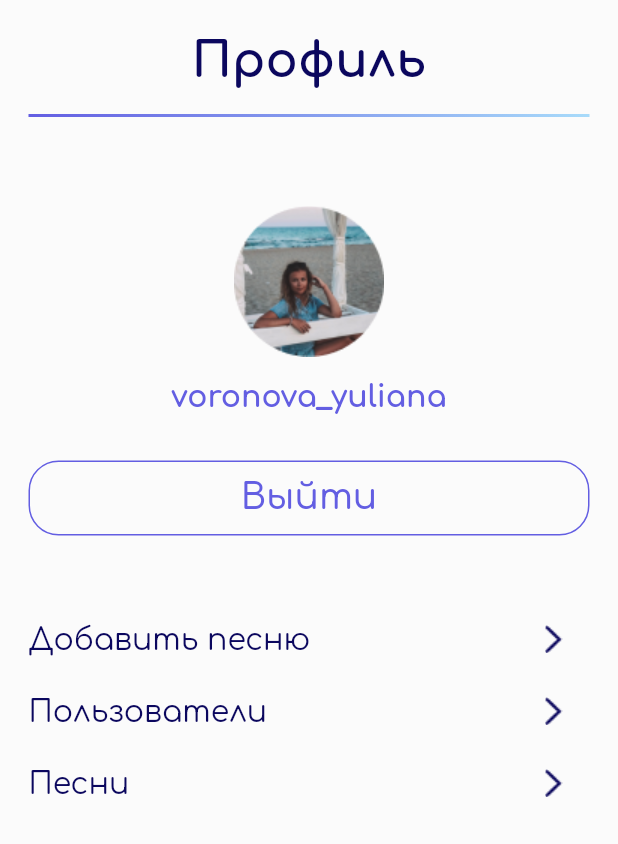
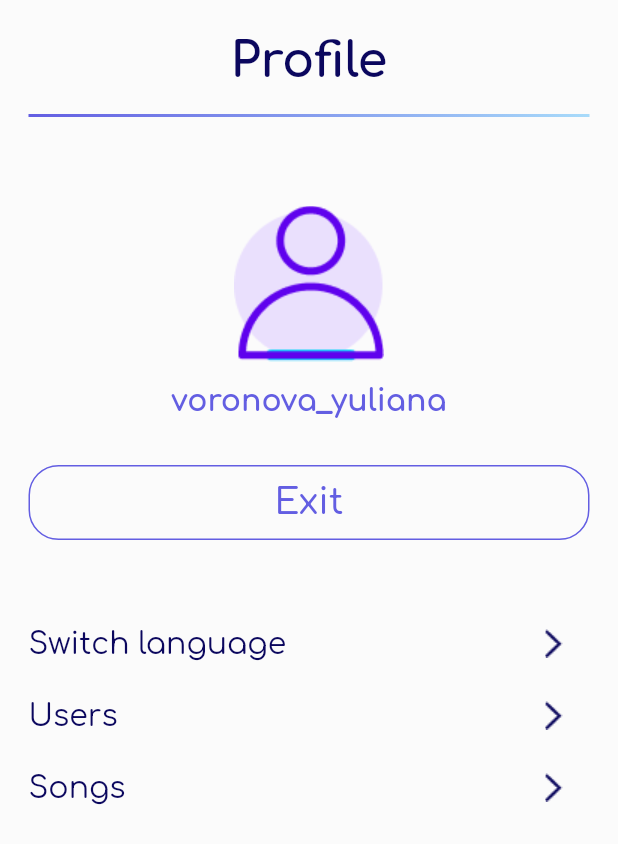
Before and after one commit to yuliana259/music_app, a Flutter app: the ProfileAdmin screen opened directly, on a phone screen of 412 x 824 dp. Shown: the top 844 px of the screen. Run offline on Flutter 3.47's test engine with Material 2 defaults, Android fonts, the phone set to English and light mode, and no system bars; our stand-ins replace get, google_fonts.

Commit message:
start translating

```diff
--- /dev/null
+++ b/lib/myApp_translations.dart
@@ -0,0 +1,34 @@
+import 'package:get/get.dart';
+
+class MyAppTranslations extends Translations {
+  @override
+  // TODO: implement keys
+  Map<String, Map<String, String>> get keys => {
+    'ru_RU': {
+      'title_admin':'Профиль',
+      'button_admin':'Выйти',
+      'button1_admin':'Поменять язык',
+      'button2_admin':'Пользователи',
+      'button3_admin':'Песни',
+      'title_users':'Пользователи',
+    },
+    'en_US': {
+      'title_admin':'Profile',
+      'button_admin':'Exit',
+      'button1_admin':'Switch language',
+      'button2_admin':'Users',
+      'button3_admin':'Songs',
+      'title_users':'Users',
+    },
+    'es_ES': {
+      'title_admin':'Perfil',
+      'button_admin':'Salida',
+      'button1_admin':'Cambiar de idioma',
+      'button2_admin':'Usuarios',
+      'button3_admin':'Canciones',
+      'title_users':'Usuarios',
+    },
+
+  };
+
+}
--- a/lib/pages/BaseUsers.dart
+++ b/lib/pages/BaseUsers.dart
@@ -2,6 +2,7 @@ import 'package:flutter/material.dart';
 import 'package:music_app/pages/ProfileAdmin.dart';
 import 'package:music_app/widgets/SearchField.dart';
 import 'package:music_app/widgets/UserField.dart';
+import 'package:get/get.dart';
 
 class BaseUsers extends StatelessWidget {
   final TextStyle headerStyle = TextStyle(
@@ -42,7 +43,7 @@ class BaseUsers extends StatelessWidget {
                       Container(
                         margin: EdgeInsets.symmetric(horizontal: 19),
                         child: Text(
-                          'Пользователи',
+                          'title_users'.tr,
                           style: headerStyle,
                         ),
                       ),
--- a/lib/pages/ProfileAdmin.dart
+++ b/lib/pages/ProfileAdmin.dart
@@ -11,8 +11,10 @@ import 'package:music_app/pages/SuccessfulRegistration.dart';
 import 'package:music_app/widgets/HoleButton.dart';
 import 'package:music_app/widgets/BottomNavigation.dart';
 import 'package:music_app/pages/Info.dart';
+import 'package:get/get.dart';
 
 class ProfileAdmin extends StatelessWidget {
+
   final TextStyle loginStyle = TextStyle(
     color: Color.fromRGBO(99, 94, 226, 1),
     fontSize: 20,
@@ -28,6 +30,52 @@ class ProfileAdmin extends StatelessWidget {
     fontSize: 20,
     fontWeight: FontWeight.normal,
   );
+
+  final locales = [
+    {
+      'name': 'Russian',
+      'locale': Locale('ru', 'RU')
+    },
+    {
+      'name': 'English',
+      'locale': Locale('en', 'US')
+    },
+    {
+      'name': 'Espanol',
+      'locale': Locale('es', 'ES')
+    }
+  ];
+
+  showLocaleDialog(BuildContext context){
+    showDialog(
+        context: context,
+        builder: (_) => AlertDialog(
+          title: Text("Choose your language"),
+          content: Container(
+            width: double.maxFinite,
+            child: ListView.separated(
+              shrinkWrap: true,
+                itemBuilder: (context, index) => InkWell(
+                  child: Padding(
+                    padding: const EdgeInsets.symmetric(vertical: 8.0),
+                    child: Text(locales[index]['name']),
+                  ),
+                onTap: () => updateLocale(locales[index]['locale'], context),),
+                separatorBuilder: (context, index) => Divider(
+                  color: Colors.black,
+                ),
+                itemCount: 3,
+            ),
+          ),
+        ),
+    );
+  }
+
+  updateLocale(Locale locale, BuildContext context){
+    Navigator.of(context).pop();
+    Get.updateLocale(locale);
+  }
+
   @override
   Widget build(BuildContext context) {
     return Scaffold(
@@ -45,7 +93,7 @@ class ProfileAdmin extends StatelessWidget {
                 crossAxisAlignment: CrossAxisAlignment.start,
                 children: [
                   Text(
-                    'Профиль',
+                    'title_admin'.tr,
                     style: headerStyle,
                   ),
                 ],
@@ -70,7 +118,7 @@ class ProfileAdmin extends StatelessWidget {
                 crossAxisAlignment:
                     CrossAxisAlignment.center, // почему не ставится посередине
                 children: [
-                  Image.asset('assets/profile.png'),
+                  Image.asset('assets/profil.png'),
                   SizedBox(
                     height: 15,
                   ),
@@ -83,7 +131,7 @@ class ProfileAdmin extends StatelessWidget {
               Container(
                   margin: EdgeInsets.only(top: 32),
                   child: HoleButton(
-                    'Выйти',
+                    'button_admin'.tr,
                     onPressed: () {
                       Navigator.push(
                         context,
@@ -95,7 +143,7 @@ class ProfileAdmin extends StatelessWidget {
               Row(
                 children: [
                   Text(
-                    'Добавить песню',
+                    'button1_admin'.tr,
                     style: textStyle,
                   ),
                   Spacer(),
@@ -103,19 +151,14 @@ class ProfileAdmin extends StatelessWidget {
                     height: 25,
                     minWidth: 20,
                     child: Image.asset('assets/to.png'),
-                    onPressed: () {
-                      Navigator.push(
-                        context,
-                        MaterialPageRoute(builder: (context) => Info()),
-                      );
-                    },
+                    onPressed: ()  => showLocaleDialog(context),
                   ),
                 ],
               ),
               Row(
                 children: [
                   Text(
-                    'Пользователи',
+                    'button2_admin'.tr,
                     style: textStyle,
                   ),
                   Spacer(),
@@ -135,7 +178,7 @@ class ProfileAdmin extends StatelessWidget {
               Row(
                 children: [
                   Text(
-                    'Песни',
+                    'button3_admin'.tr,
                     style: textStyle,
                   ),
                   Spacer(),
--- a/lib/pages/SongsAdmin.dart
+++ b/lib/pages/SongsAdmin.dart
@@ -2,7 +2,7 @@ import 'package:flutter/material.dart';
 import 'package:music_app/pages/ProfileAdmin.dart';
 import 'package:music_app/widgets/SearchField.dart';
 import 'package:music_app/widgets/Song.dart';
-
+import 'package:get/get.dart';
 class SongsAdmin extends StatelessWidget {
   final TextStyle headerStyle = TextStyle(
     color: Color.fromRGBO(11, 7, 94, 1),
--- a/lib/pages/User.dart
+++ b/lib/pages/User.dart
@@ -72,7 +72,7 @@ class User extends StatelessWidget {
                 crossAxisAlignment:
                     CrossAxisAlignment.center, // почему не ставится посередине
                 children: [
-                  Image.asset('assets/profile.png'),
+                  Image.asset('assets/profil.png'),
                   SizedBox(
                     height: 15,
                   ),
--- a/pubspec.yaml
+++ b/pubspec.yaml
@@ -12,7 +12,7 @@ environment:
 dependencies:
   flutter:
     sdk: flutter
-
+  get:
 
   # The following adds the Cupertino Icons font to your application.
   # Use with the CupertinoIcons class for iOS style icons.
@@ -51,6 +51,7 @@ flutter:
     - assets/next.png
     - assets/play.png
     - assets/delete.png
+    - assets/profil.png
   # An image asset can refer to one or more resolution-specific "variants", see
   # https://flutter.dev/assets-and-images/#resolution-aware.
 
```
Also changed, not shown: lib/main.dart (+8 -2 lines), assets/profil.png (added), pubspec.lock.
